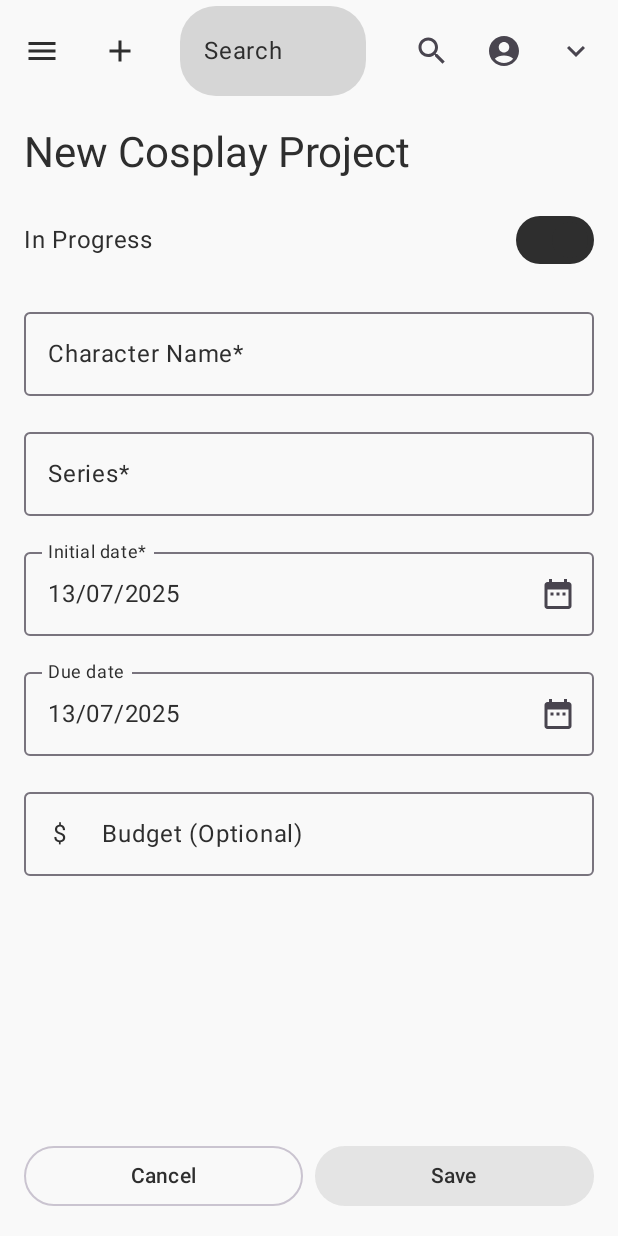
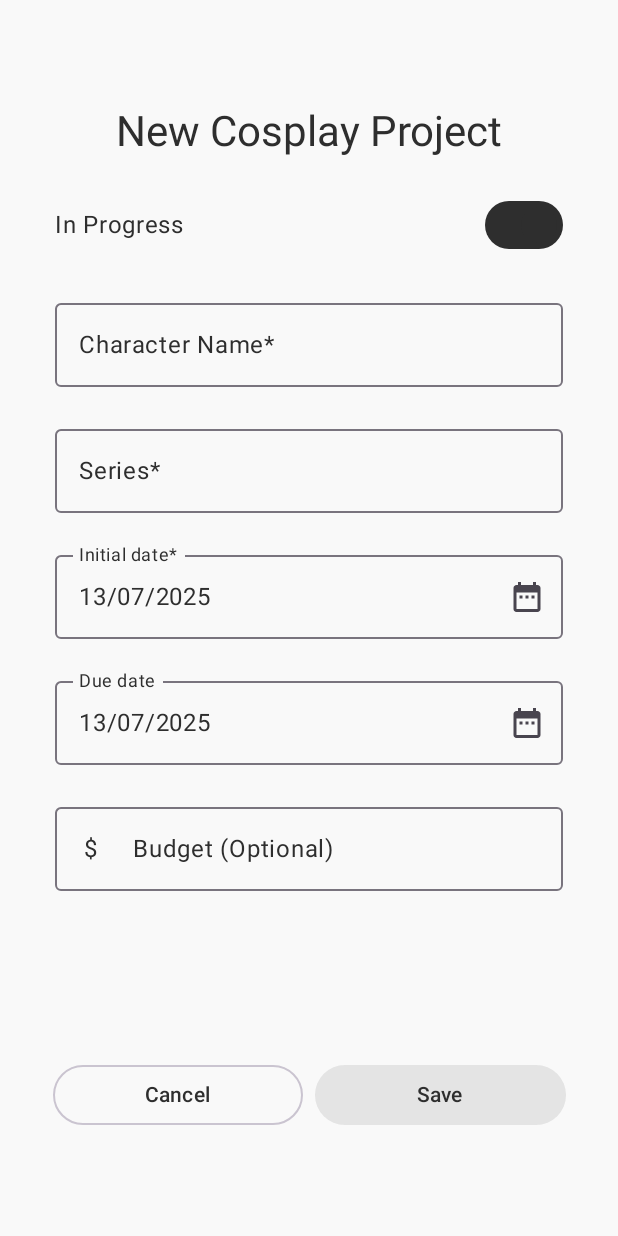
Before and after one commit to SebastianNowak01/ConQuest, an Android app built with Jetpack Compose: the NewCosplayScreen screen opened through its navigation route, on a phone screen of 412 x 824 dp. Run offline under Robolectric (Android 15) with nearby library versions, the phone set to English and light mode, and no system bars; our stand-ins replace Room's generated code.

Commit message:
5: Add no drawer for screens that dont need it, adjust styling in the NewCosplayScreen

```diff
--- a/app/src/main/java/com/example/conquest/components/Drawer.kt
+++ b/app/src/main/java/com/example/conquest/components/Drawer.kt
@@ -16,6 +16,7 @@ import androidx.compose.material.icons.filled.KeyboardArrowDown
 import androidx.compose.material.icons.filled.Menu
 import androidx.compose.material3.DrawerValue
 import androidx.compose.material3.ExperimentalMaterial3Api
+import androidx.compose.material3.HorizontalDivider
 import androidx.compose.material3.Icon
 import androidx.compose.material3.IconButton
 import androidx.compose.material3.MaterialTheme
@@ -42,6 +43,7 @@ import androidx.compose.ui.Alignment
 import androidx.compose.ui.Modifier
 import androidx.compose.ui.graphics.Color
 import androidx.compose.ui.unit.dp
+import androidx.navigation.compose.currentBackStackEntryAsState
 import androidx.navigation.compose.rememberNavController
 import com.example.conquest.screens.MainScreen
 import com.example.conquest.screens.NewCosplayScreen
@@ -54,6 +56,8 @@ val routes = listOf(
     SettingsScreenParams(name = null, age = 0)
 )
 
+val noScaffoldRoutes = listOf(NewCosplayScreen.route)
+
 @OptIn(ExperimentalMaterial3Api::class)
 @Composable
 fun Drawer() {
@@ -64,6 +68,9 @@ fun Drawer() {
         val drawerState = rememberDrawerState(DrawerValue.Closed)
         val scope = rememberCoroutineScope()
         var selectedItemIndex by rememberSaveable { mutableIntStateOf(0) }
+        val navBackStackEntry by navController.currentBackStackEntryAsState()
+        val currentRoute = navBackStackEntry?.destination?.route
+
         ModalNavigationDrawer(
             drawerContent = {
                 ModalDrawerSheet(
@@ -95,6 +102,7 @@ fun Drawer() {
             },
             drawerState = drawerState
         ) {
+            if (currentRoute !in noScaffoldRoutes) {
                 Scaffold(
                     containerColor = MaterialTheme.colorScheme.background,
                     contentColor = MaterialTheme.colorScheme.primary,
@@ -104,8 +112,13 @@ fun Drawer() {
                             title = {
                                 Row(
                                     modifier = Modifier.fillMaxWidth(),
-                                verticalAlignment = Alignment.CenterVertically) {
-                                MyIcon({navController.navigate(NewCosplayScreen) }, Icons.Default.Add, "Add new cosplay")
+                                    verticalAlignment = Alignment.CenterVertically
+                                ) {
+                                    MyIcon(
+                                        { navController.navigate(NewCosplayScreen) },
+                                        Icons.Default.Add,
+                                        "Add new cosplay"
+                                    )
                                     SearchBar()
                                 }
                             },
@@ -115,7 +128,10 @@ fun Drawer() {
                                         drawerState.open()
                                     }
                                 }) {
-                                Icon(imageVector = Icons.Default.Menu, contentDescription = "Menu")
+                                    Icon(
+                                        imageVector = Icons.Default.Menu,
+                                        contentDescription = "Menu"
+                                    )
                                 }
                             },
                             actions = {
@@ -124,22 +140,24 @@ fun Drawer() {
                                 MyIcon({}, Icons.Default.KeyboardArrowDown, "Order by")
                             }
                         )
-                    Spacer(modifier = Modifier.fillMaxWidth().height(1.dp))
                     }
                 )
                 { padding ->
-                Column (
+                    Column(
                         modifier = Modifier
                             .fillMaxSize()
                             .padding(padding) // Apply padding from the drawer
                     ) {
+                        HorizontalDivider(thickness = 1.dp)
+                        MainNavigation(navController)
+                    }
+                }
+            } else {
                 MainNavigation(navController)
             }
         }
     }
 }
-}
-
 
 @OptIn(ExperimentalMaterial3Api::class)
 @Composable
--- a/app/src/main/java/com/example/conquest/screens/NewCosplayScreen.kt
+++ b/app/src/main/java/com/example/conquest/screens/NewCosplayScreen.kt
@@ -8,7 +8,6 @@ import androidx.compose.foundation.layout.Column
 import androidx.compose.foundation.layout.fillMaxSize
 import androidx.compose.material3.Text
 import androidx.compose.runtime.Composable
-import androidx.compose.ui.Alignment
 import androidx.compose.ui.Modifier
 import kotlinx.serialization.Serializable
 import androidx.compose.foundation.layout.*
@@ -17,6 +16,7 @@ import androidx.compose.material.icons.Icons
 import androidx.compose.material.icons.filled.DateRange
 import androidx.compose.material3.*
 import androidx.compose.runtime.*
+import androidx.compose.ui.Alignment
 import androidx.compose.ui.text.input.KeyboardType
 import androidx.compose.ui.unit.dp
 import java.text.SimpleDateFormat
@@ -25,7 +25,9 @@ import androidx.compose.ui.input.pointer.pointerInput
 import androidx.compose.ui.input.pointer.PointerEventPass
 
 @Serializable
-object NewCosplayScreen
+object NewCosplayScreen {
+    const val route = "com.example.conquest.screens.NewCosplayScreen"
+}
 
 @OptIn(ExperimentalMaterial3Api::class)
 @Composable
@@ -40,11 +42,16 @@ fun NewCosplayScreen(
     var budget by remember { mutableStateOf("") }
     var isInProgress by remember { mutableStateOf(true) }
 
+    Box(
+        modifier = Modifier.fillMaxSize(),
+    ) {
         Column(
             modifier = Modifier
-            .fillMaxSize()
-            .padding(16.dp),
-        verticalArrangement = Arrangement.spacedBy(16.dp)
+                .align(Alignment.TopCenter)
+                .fillMaxWidth(0.9f)
+                .padding(top = 70.dp, start = 16.dp, end = 16.dp),
+            verticalArrangement = Arrangement.spacedBy(20.dp),
+            horizontalAlignment = Alignment.CenterHorizontally
         ) {
             Text(
                 text = "New Cosplay Project",
@@ -103,10 +110,12 @@ fun NewCosplayScreen(
                 leadingIcon = { Text("$") }
             )
 
-        Spacer(modifier = Modifier.weight(1f))
-
+        }
         Row(
-            modifier = Modifier.fillMaxWidth(),
+            modifier = Modifier
+                .align(Alignment.BottomCenter)
+                .padding(bottom = 70.dp, start = 16.dp, end = 16.dp)
+                .fillMaxWidth(0.9f),
             horizontalArrangement = Arrangement.spacedBy(8.dp)
         ) {
             OutlinedButton(
```
Lines whose indentation alone changed are shown as unchanged.
